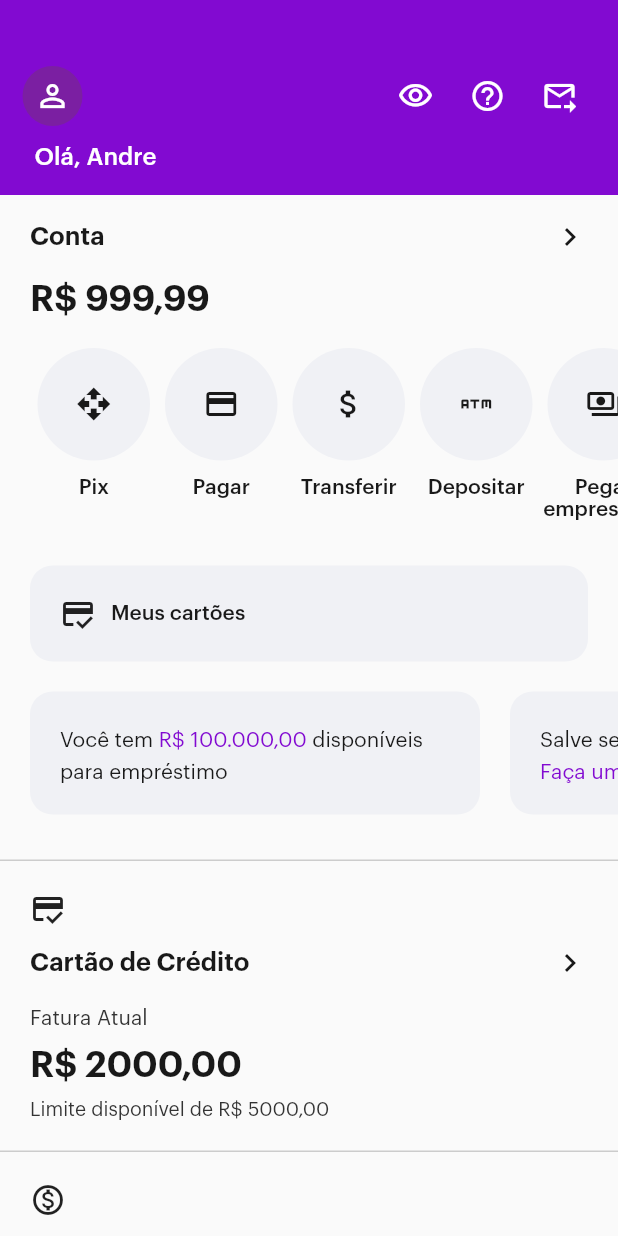
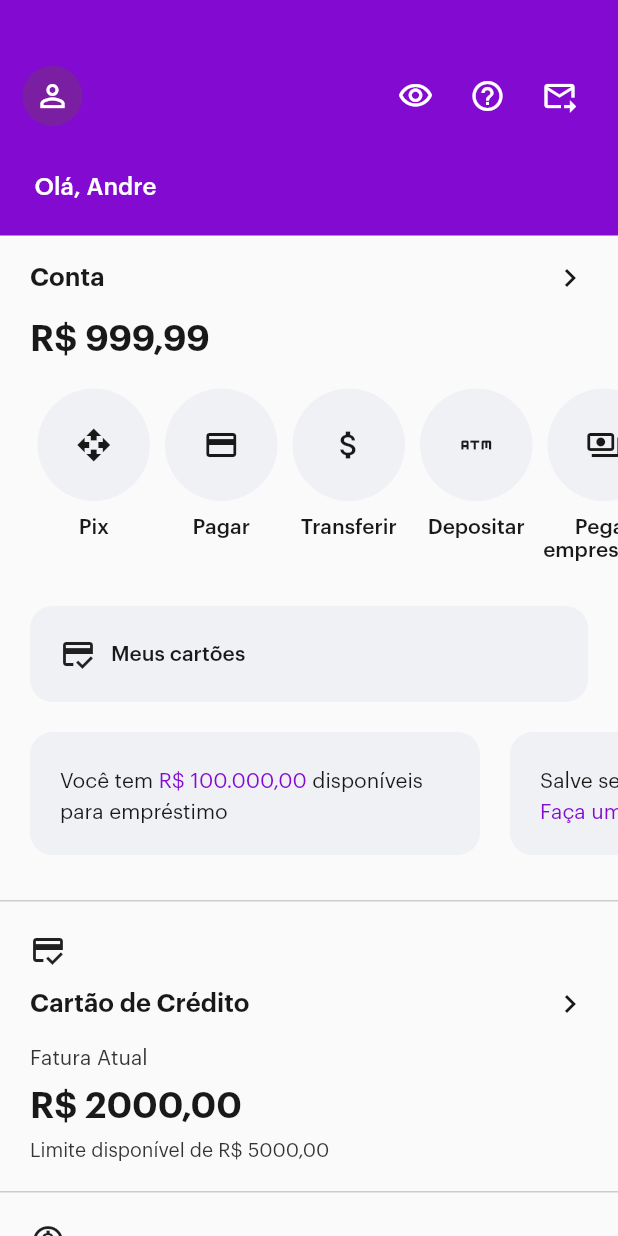
Before and after one commit to andrekubotsu/flutter-nubank-ui-clone, a Flutter app: the screen it shows after launch, on a phone screen of 412 x 824 dp. Run offline on Flutter 3.47's test engine with Material 2 defaults, Android fonts, the phone set to English and light mode, and no system bars.

Commit message:
fix: appbar removed

```diff
--- a/lib/modules/home/home_page.dart
+++ b/lib/modules/home/home_page.dart
@@ -21,10 +21,10 @@ class _HomePageState extends State<HomePage> {
       top: false,
       bottom: true,
       child: Scaffold(
-        appBar: CustomAppBar(mediaSize: mediaSize),
         body: SingleChildScrollView(
           child: Column(
             children: [
+              CustomAppBar(mediaSize: mediaSize),
               Padding(
                 padding:
                     const EdgeInsets.symmetric(horizontal: 20.0, vertical: 16),
--- a/lib/shared/widgets/custom_appbar_widget.dart
+++ b/lib/shared/widgets/custom_appbar_widget.dart
@@ -2,7 +2,7 @@ import 'package:flutter/material.dart';
 import 'package:nubank_ui_clone/shared/constants/app_colors.dart';
 import 'package:nubank_ui_clone/shared/constants/app_fonts.dart';
 
-class CustomAppBar extends StatelessWidget with PreferredSizeWidget {
+class CustomAppBar extends StatelessWidget {
   const CustomAppBar({
     Key? key,
     this.isVisible,
@@ -18,8 +18,7 @@ class CustomAppBar extends StatelessWidget with PreferredSizeWidget {
 
   @override
   Widget build(BuildContext context) {
-    return PreferredSize(
-      child: Container(
+    return Container(
       color: AppColors.purple,
       child: Padding(
         padding: const EdgeInsets.fromLTRB(15, 40, 15, 15),
@@ -67,6 +66,9 @@ class CustomAppBar extends StatelessWidget with PreferredSizeWidget {
                 ),
               ],
             ),
+            SizedBox(
+              height: 20,
+            ),
             Padding(
               padding: const EdgeInsets.all(8.0),
               child: Row(
@@ -81,11 +83,6 @@ class CustomAppBar extends StatelessWidget with PreferredSizeWidget {
           ],
         ),
       ),
-      ),
-      preferredSize: Size(mediaSize.width, 130),
     );
   }
-
-  @override
-  Size get preferredSize => Size.fromHeight(130);
 }
```
Lines whose indentation alone changed are shown as unchanged.
